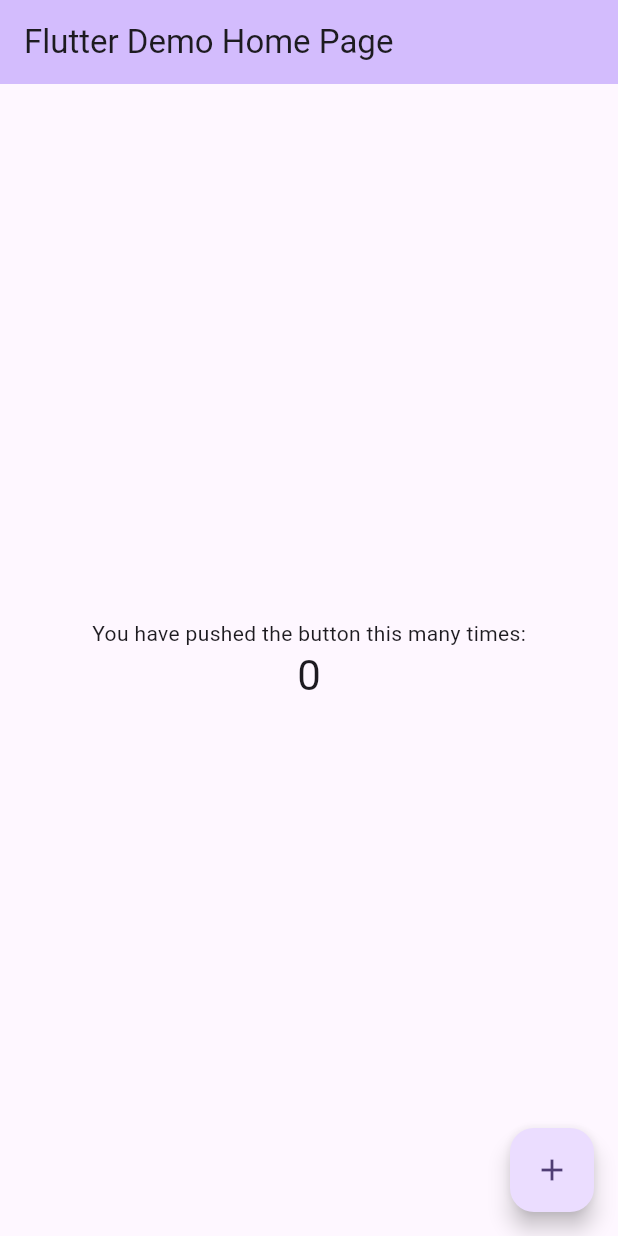
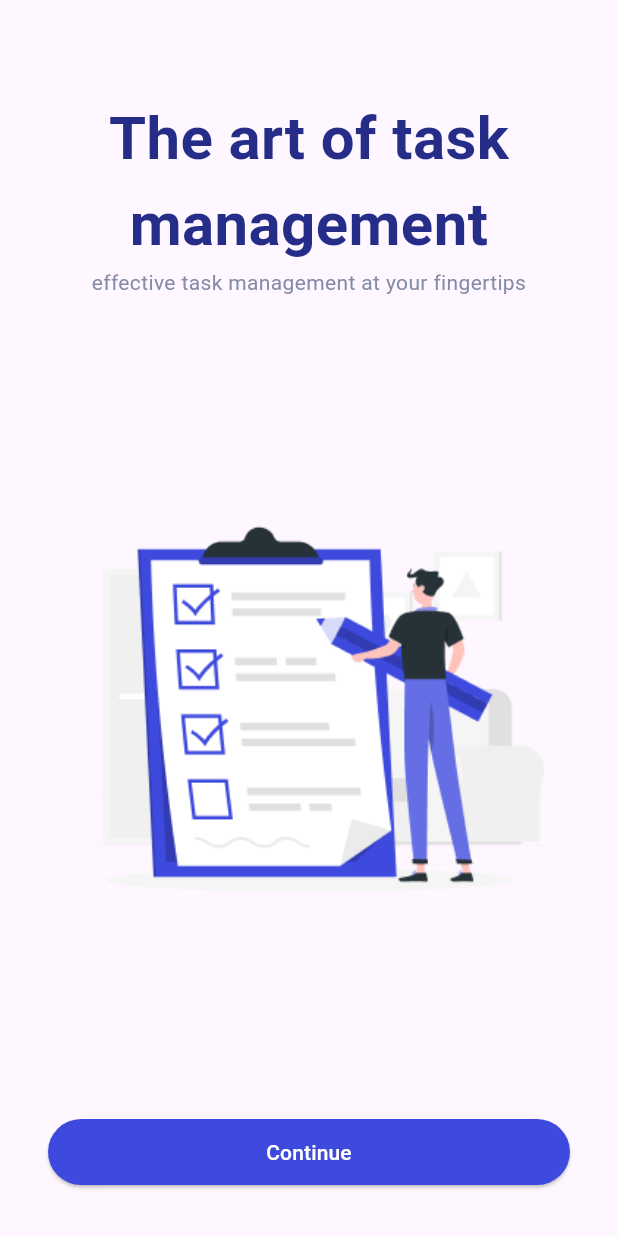
Before and after one commit to aphiratnimanussonkul/todo-app, a Flutter app: the screen it shows after launch, on a phone screen of 412 x 824 dp. Run offline on Flutter 3.47's test engine with Material 2 defaults, Android fonts, the phone set to English and light mode, and no system bars.

Commit message:
[First Page] craete first page

```diff
--- a/lib/main.dart
+++ b/lib/main.dart
@@ -7,27 +7,11 @@ void main() {
 class MyApp extends StatelessWidget {
   const MyApp({super.key});
 
-  // This widget is the root of your application.
   @override
   Widget build(BuildContext context) {
     return MaterialApp(
       title: 'Flutter Demo',
       theme: ThemeData(
-        // This is the theme of your application.
-        //
-        // TRY THIS: Try running your application with "flutter run". You'll see
-        // the application has a blue toolbar. Then, without quitting the app,
-        // try changing the seedColor in the colorScheme below to Colors.green
-        // and then invoke "hot reload" (save your changes or press the "hot
-        // reload" button in a Flutter-supported IDE, or press "r" if you used
-        // the command line to start the app).
-        //
-        // Notice that the counter didn't reset back to zero; the application
-        // state is not lost during the reload. To reset the state, use hot
-        // restart instead.
-        //
-        // This works for code too, not just values: Most code changes can be
-        // tested with just a hot reload.
         colorScheme: ColorScheme.fromSeed(seedColor: Colors.deepPurple),
         useMaterial3: true,
       ),
@@ -38,16 +22,6 @@ class MyApp extends StatelessWidget {
 
 class MyHomePage extends StatefulWidget {
   const MyHomePage({super.key, required this.title});
-
-  // This widget is the home page of your application. It is stateful, meaning
-  // that it has a State object (defined below) that contains fields that affect
-  // how it looks.
-
-  // This class is the configuration for the state. It holds the values (in this
-  // case the title) provided by the parent (in this case the App widget) and
-  // used by the build method of the State. Fields in a Widget subclass are
-  // always marked "final".
-
   final String title;
 
   @override
@@ -55,71 +29,58 @@ class MyHomePage extends StatefulWidget {
 }
 
 class _MyHomePageState extends State<MyHomePage> {
-  int _counter = 0;
-
-  void _incrementCounter() {
-    setState(() {
-      // This call to setState tells the Flutter framework that something has
-      // changed in this State, which causes it to rerun the build method below
-      // so that the display can reflect the updated values. If we changed
-      // _counter without calling setState(), then the build method would not be
-      // called again, and so nothing would appear to happen.
-      _counter++;
-    });
-  }
-
   @override
   Widget build(BuildContext context) {
-    // This method is rerun every time setState is called, for instance as done
-    // by the _incrementCounter method above.
-    //
-    // The Flutter framework has been optimized to make rerunning build methods
-    // fast, so that you can just rebuild anything that needs updating rather
-    // than having to individually change instances of widgets.
     return Scaffold(
-      appBar: AppBar(
-        // TRY THIS: Try changing the color here to a specific color (to
-        // Colors.amber, perhaps?) and trigger a hot reload to see the AppBar
-        // change color while the other colors stay the same.
-        backgroundColor: Theme.of(context).colorScheme.inversePrimary,
-        // Here we take the value from the MyHomePage object that was created by
-        // the App.build method, and use it to set our appbar title.
-        title: Text(widget.title),
-      ),
-      body: Center(
-        // Center is a layout widget. It takes a single child and positions it
-        // in the middle of the parent.
+      body: Container(
+        width: MediaQuery.sizeOf(context).width,
+        padding: const EdgeInsets.fromLTRB(32, 64, 32, 32),
         child: Column(
-          // Column is also a layout widget. It takes a list of children and
-          // arranges them vertically. By default, it sizes itself to fit its
-          // children horizontally, and tries to be as tall as its parent.
-          //
-          // Column has various properties to control how it sizes itself and
-          // how it positions its children. Here we use mainAxisAlignment to
-          // center the children vertically; the main axis here is the vertical
-          // axis because Columns are vertical (the cross axis would be
-          // horizontal).
-          //
-          // TRY THIS: Invoke "debug painting" (choose the "Toggle Debug Paint"
-          // action in the IDE, or press "p" in the console), to see the
-          // wireframe for each widget.
-          mainAxisAlignment: MainAxisAlignment.center,
-          children: <Widget>[
-            const Text(
-              'You have pushed the button this many times:',
+          mainAxisAlignment: MainAxisAlignment.spaceBetween,
+          crossAxisAlignment: CrossAxisAlignment.center,
+          children: [
+            const Column(
+              children: [
+                Text(
+                  "The art of task management",
+                  style: TextStyle(
+                    color: Color(0xff252D89),
+                    fontSize: 40,
+                    fontWeight: FontWeight.bold,
+                  ),
+                  textAlign: TextAlign.center,
+                ),
+                Text(
+                  "effective task management at your fingertips",
+                  style: TextStyle(
+                    color: Color(0xff858CA7),
+                    fontSize: 14,
+                  ),
+                  textAlign: TextAlign.center,
+                ),
+              ],
             ),
-            Text(
-              '$_counter',
-              style: Theme.of(context).textTheme.headlineMedium,
-            ),
+            Image.asset("assets/images/check-list.png"),
+            ElevatedButton(
+              style: const ButtonStyle(
+                backgroundColor: MaterialStatePropertyAll<Color>(
+                  Color(0xff3E4ADE),
+                ),
+              ),
+              child: Container(
+                padding: const EdgeInsets.symmetric(vertical: 12),
+                width: MediaQuery.sizeOf(context).width,
+                child: const Text(
+                  "Continue",
+                  textAlign: TextAlign.center,
+                  style: TextStyle(color: Colors.white),
+                ),
+              ),
+              onPressed: () {},
+            )
           ],
         ),
       ),
-      floatingActionButton: FloatingActionButton(
-        onPressed: _incrementCounter,
-        tooltip: 'Increment',
-        child: const Icon(Icons.add),
-      ), // This trailing comma makes auto-formatting nicer for build methods.
     );
   }
 }
--- a/pubspec.yaml
+++ b/pubspec.yaml
@@ -59,7 +59,8 @@ flutter:
   uses-material-design: true
 
   # To add assets to your application, add an assets section, like this:
-  # assets:
+  assets:
+      - assets/images/
   #   - images/a_dot_burr.jpeg
   #   - images/a_dot_ham.jpeg
 
```
Also changed, not shown: assets/images/check-list.png (added).
